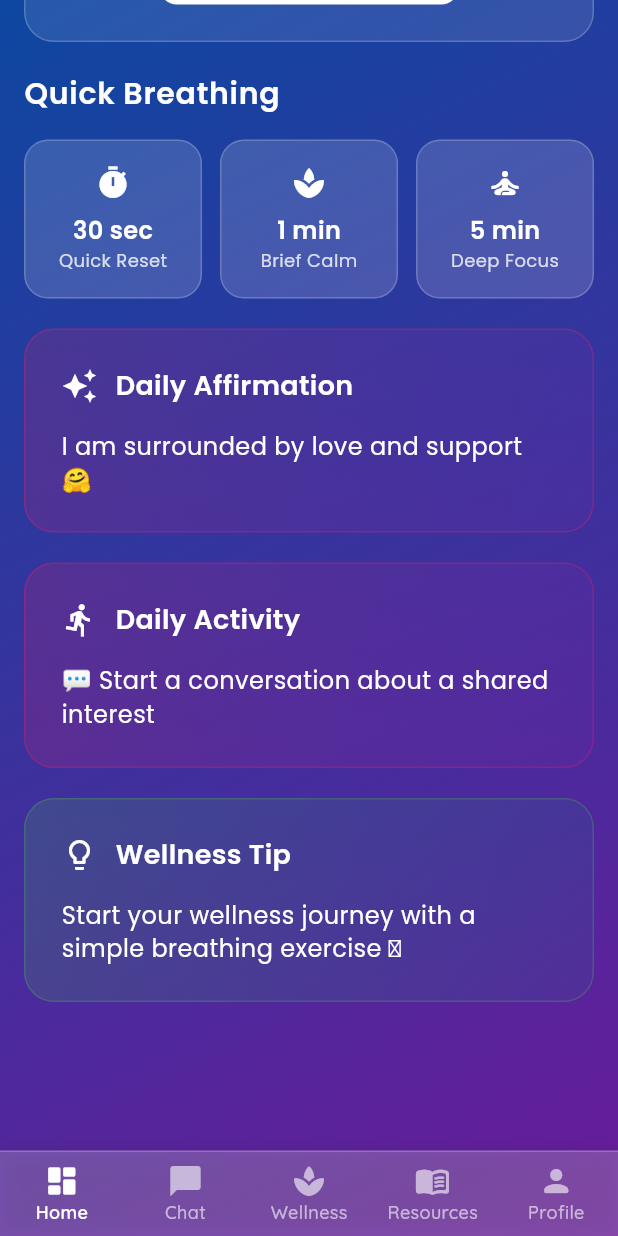
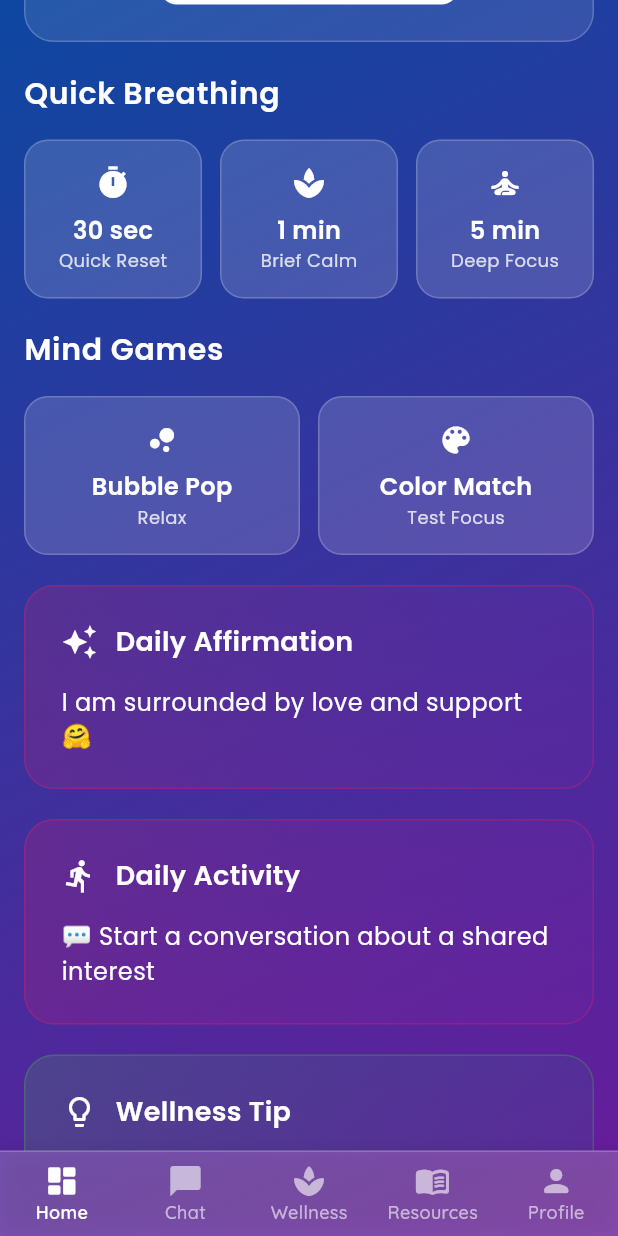
Before and after one commit to brettr7388/mindcare-app, a Flutter app: the HomeScreen screen opened directly, scrolled down 576 dp, on a phone screen of 412 x 824 dp. Run offline on Flutter 3.47's test engine with Material 3 defaults, Android fonts, the light colour scheme and no system bars; our stand-ins replace audioplayers, geolocator, google_fonts, image_picker, permission_handler, shared_preferences and 1 more; accounts and stored records are empty.

Commit message:
added mindgames to home page

```diff
--- a/lib/screens/home_screen.dart
+++ b/lib/screens/home_screen.dart
@@ -13,6 +13,8 @@ import 'wellness_screen.dart';
 import 'auth_screen.dart';
 import 'mood_history_screen.dart';
 import 'breathing_exercise_screen.dart';
+import 'games/bubble_pop_game.dart';
+import 'games/color_match_game.dart';
 import '../widgets/mood_slider.dart';
 import 'package:url_launcher/url_launcher.dart';
 
@@ -247,6 +249,11 @@ class _DashboardTabState extends State<_DashboardTab> with TickerProviderStateMi
 
                 // Quick Actions Row
                 _QuickActionsRow(),
+
+                const SizedBox(height: 20),
+
+                // Mind Games Section
+                _MindGamesRow(),
 
                 const SizedBox(height: 20),
 
@@ -653,6 +660,129 @@ class _QuickActionCard extends StatelessWidget {
   }
 }
 
+class _MindGamesRow extends StatelessWidget {
+  const _MindGamesRow();
+
+  @override
+  Widget build(BuildContext context) {
+    return Column(
+      crossAxisAlignment: CrossAxisAlignment.start,
+      children: [
+        Text(
+          'Mind Games',
+          style: GoogleFonts.poppins(
+            fontSize: 20,
+            fontWeight: FontWeight.w600,
+            color: Colors.white,
+            letterSpacing: 0.5,
+          ),
+        ),
+        const SizedBox(height: 16),
+        Row(
+          children: [
+            Expanded(
+              child: _MindGameCard(
+                title: 'Bubble Pop',
+                subtitle: 'Relax',
+                icon: Icons.bubble_chart,
+                onTap: () {
+                  Navigator.push(
+                    context,
+                    PageRouteBuilder(
+                      pageBuilder: (context, animation, secondaryAnimation) =>
+                        const BubblePopGame(),
+                      transitionsBuilder: (context, animation, secondaryAnimation, child) {
+                        return FadeTransition(opacity: animation, child: child);
+                      },
+                    ),
+                  );
+                },
+              ),
+            ),
+            const SizedBox(width: 12),
+            Expanded(
+              child: _MindGameCard(
+                title: 'Color Match',
+                subtitle: 'Test Focus',
+                icon: Icons.color_lens,
+                onTap: () {
+                  Navigator.push(
+                    context,
+                    PageRouteBuilder(
+                      pageBuilder: (context, animation, secondaryAnimation) =>
+                        const ColorMatchGame(),
+                      transitionsBuilder: (context, animation, secondaryAnimation, child) {
+                        return FadeTransition(opacity: animation, child: child);
+                      },
+                    ),
+                  );
+                },
+              ),
+            ),
+          ],
+        ),
+      ],
+    );
+  }
+}
+
+class _MindGameCard extends StatelessWidget {
+  final String title;
+  final String subtitle;
+  final IconData icon;
+  final VoidCallback onTap;
+
+  const _MindGameCard({
+    required this.title,
+    required this.subtitle,
+    required this.icon,
+    required this.onTap,
+  });
+
+  @override
+  Widget build(BuildContext context) {
+    return GestureDetector(
+      onTap: onTap,
+      child: Container(
+        padding: const EdgeInsets.all(16),
+        decoration: BoxDecoration(
+          color: Colors.white.withOpacity(0.15),
+          borderRadius: BorderRadius.circular(16),
+          border: Border.all(
+            color: Colors.white.withOpacity(0.2),
+            width: 1,
+          ),
+        ),
+        child: Column(
+          children: [
+            Icon(
+              icon,
+              color: Colors.white,
+              size: 24,
+            ),
+            const SizedBox(height: 8),
+            Text(
+              title,
+              style: GoogleFonts.poppins(
+                fontSize: 16,
+                fontWeight: FontWeight.w600,
+                color: Colors.white,
+              ),
+            ),
+            Text(
+              subtitle,
+              style: GoogleFonts.poppins(
+                fontSize: 12,
+                color: Colors.white.withOpacity(0.8),
+              ),
+            ),
+          ],
+        ),
+      ),
+    );
+  }
+}
+
 class _DailyAffirmationCard extends StatelessWidget {
   const _DailyAffirmationCard();
 
```
